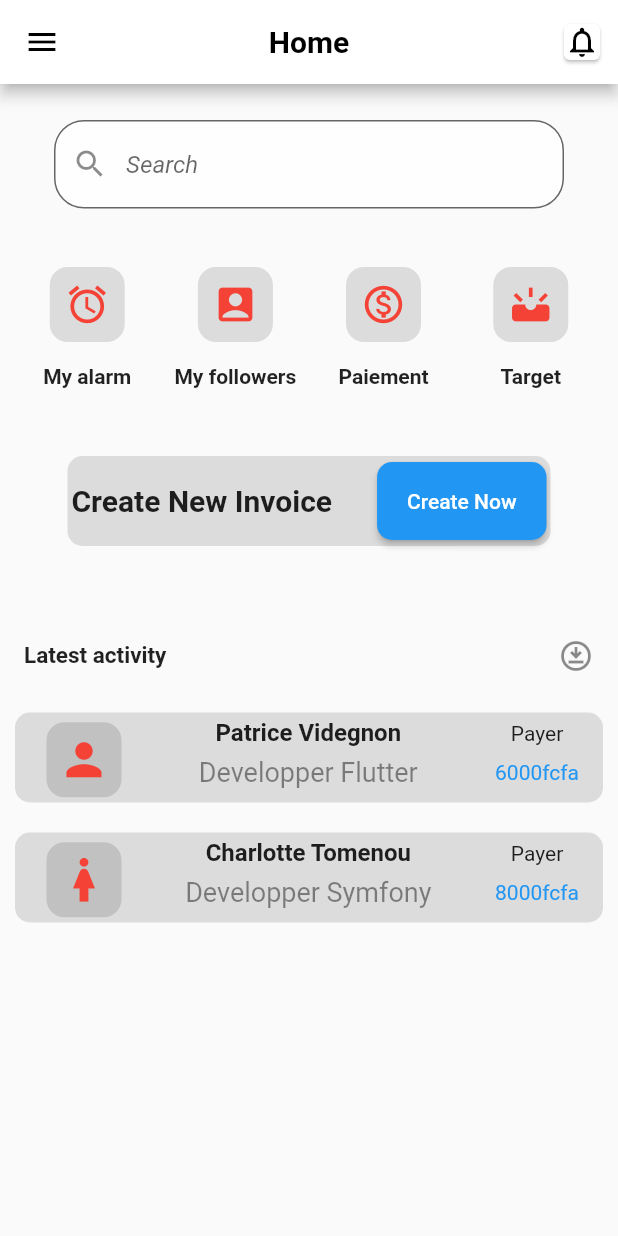
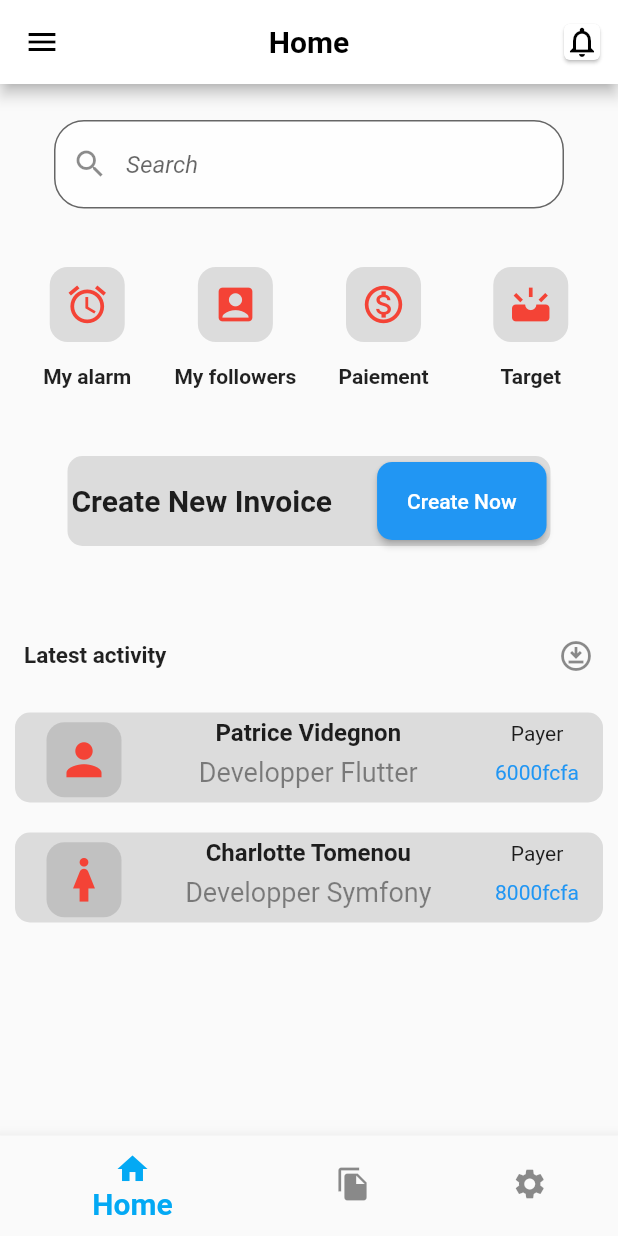
Before and after one commit to PatouVIDEGNON/MyFlutter, a Flutter app: the CuteInterface screen opened directly, after a tap on the "notifications none" icon, on a phone screen of 412 x 824 dp. Run offline on Flutter 3.47's test engine with Material 2 defaults, Android fonts, the phone set to English and light mode, and no system bars; missing offline and left inert: carbon_icons.

Commit message:
feat Bar de navigation situe en bas, body selectionne les ecrans avec ecrans.elementAt(indexSelectionne

```diff
--- a/lib/screens/cute_interface.dart
+++ b/lib/screens/cute_interface.dart
@@ -13,47 +13,9 @@ class CuteInterface extends StatefulWidget {
 class _CuteInterfaceState extends State<CuteInterface> {
   Icon customIcon = const Icon(Icons.search);
   Widget customSearchBar = const Text('My Personal Journal');
-
-//  final items = List<String>.generate(6, (i) => "Item $i");
-
-  /* @override
-  void initState() {
-    super.initState();
- setState((){});
-  }
-*/
-
-  @override
-  Widget build(BuildContext context) {
-    return Scaffold(
-      drawer: Drawer(),
-      appBar: AppBar(
-        //TODO : à revoir en utilisant les propriété action de  AppBar()
-        backgroundColor: Colors.white,
-        iconTheme: IconThemeData(
-          color: Colors.black,
-        ),
-        title: Text(
-          "Home",
-          style: TextStyle(color: Colors.black, fontWeight: FontWeight.bold),
-        ),
-        centerTitle: true,
-        actions: [
-          IconButton(
-            onPressed: () {},
-            icon: Card(
-              //shadowColor: Colors.red,
-              //  shape: borderOnForeground,
-              //color: Colors.white30,
-              child: Icon(
-                Icons.notifications_none,
-                color: Colors.black,
-              ),
-            ),
-          )
-        ],
-      ),
-      body: ListView(
+  int _selectedIndex = 0;
+  static List <Widget> _screens =[
+    ListView(
       children: [
         Padding(
           padding: EdgeInsets.all(20),
@@ -368,8 +330,82 @@ class _CuteInterfaceState extends State<CuteInterface> {
         ),
       ],
     ),
+    Icon(
+      Icons.camera,
+      size: 150,
+    ),
+    Icon(
+      Icons.chat,
+      size: 150,
+    ),
+  ];
 
+  @override
+  Widget build(BuildContext context) {
+    return Scaffold(
+      drawer: Drawer(),
+      appBar: AppBar(
+        //TODO : à revoir en utilisant les propriété action de  AppBar()
+        backgroundColor: Colors.white,
+        iconTheme: IconThemeData(
+          color: Colors.black,
+        ),
+        title: Text(
+          "Home",
+          style: TextStyle(color: Colors.black, fontWeight: FontWeight.bold),
+        ),
+        centerTitle: true,
+        actions: [
+          IconButton(
+            onPressed: () {},
+            icon: Card(
+              //shadowColor: Colors.red,
+              //  shape: borderOnForeground,
+              //color: Colors.white30,
+              child: Icon(
+                Icons.notifications_none,
+                color: Colors.black,
+              ),
+            ),
+          )
+        ],
+      ),
+      body: Center(child: _screens.elementAt(_selectedIndex),),
+      bottomNavigationBar: BottomNavigationBar(
+        type: BottomNavigationBarType.shifting, // highlight the selected item.
+        unselectedItemColor: Colors.black45,
+        selectedFontSize: 20,
+        selectedIconTheme: IconThemeData(color: Colors.lightBlue),
+        selectedItemColor: Colors.lightBlue,
+        selectedLabelStyle: TextStyle(fontWeight: FontWeight.bold),
+        mouseCursor: SystemMouseCursors.click,
+        currentIndex: _selectedIndex,
+        //showSelectedLabels: true,
+        showUnselectedLabels: false,
+        onTap: _onItemTapped,
+        items: const [
+          BottomNavigationBarItem(
+            icon: Icon(Icons.home),
+            label: 'Home',
+          ),
+          BottomNavigationBarItem(
+            icon: Icon(Icons.file_copy),
+            label: 'Stats',
+          ),
+          BottomNavigationBarItem(
+            icon: Icon(Icons.settings),
+            label: 'Setting',
+          ),
+        ],
+      ),
     );
+
+  }
+
+  void _onItemTapped(int value) {
+    setState( (){
+      _selectedIndex = value;
+    });
   }
 }
 
```
Lines whose indentation alone changed are shown as unchanged.
